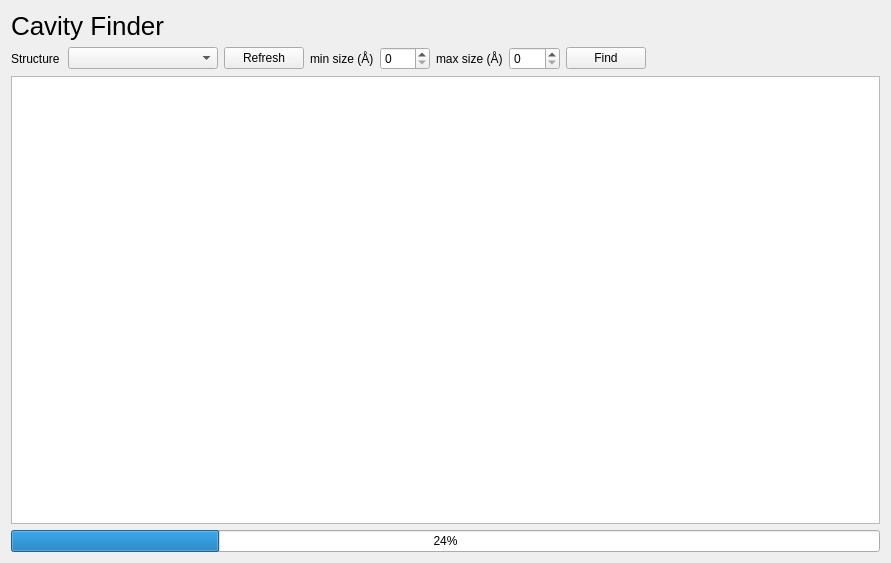
TUM-CBR/pymol-plugins, file cbr/cavities/visual/CavityFinder.ui: the form before one commit.
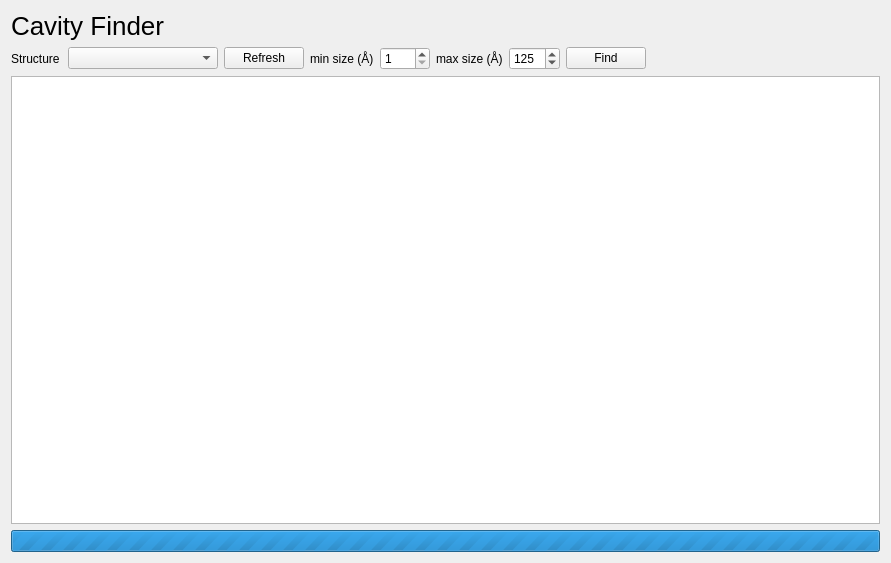
The form after the commit.

Diff of the .ui file:
```diff
--- a/cbr/cavities/visual/CavityFinder.ui
+++ b/cbr/cavities/visual/CavityFinder.ui
@@ -22,7 +22,17 @@
     </widget>
    </item>
    <item row="1" column="7">
-    <widget class="QSpinBox" name="maxSizeSelector"/>
+    <widget class="QSpinBox" name="maxSizeSelector">
+     <property name="minimum">
+      <number>1</number>
+     </property>
+     <property name="maximum">
+      <number>999</number>
+     </property>
+     <property name="value">
+      <number>125</number>
+     </property>
+    </widget>
    </item>
    <item row="1" column="4">
     <widget class="QLabel" name="label_3">
@@ -32,7 +42,14 @@
     </widget>
    </item>
    <item row="1" column="5">
-    <widget class="QSpinBox" name="minSizeSelector"/>
+    <widget class="QSpinBox" name="minSizeSelector">
+     <property name="minimum">
+      <number>1</number>
+     </property>
+     <property name="maximum">
+      <number>999</number>
+     </property>
+    </widget>
    </item>
    <item row="1" column="8">
     <widget class="QPushButton" name="findButton">
@@ -94,8 +111,11 @@
    </item>
    <item row="3" column="0" colspan="13">
     <widget class="QProgressBar" name="busyProgress">
+     <property name="maximum">
+      <number>0</number>
+     </property>
      <property name="value">
-      <number>24</number>
+      <number>-1</number>
      </property>
     </widget>
    </item>
```
